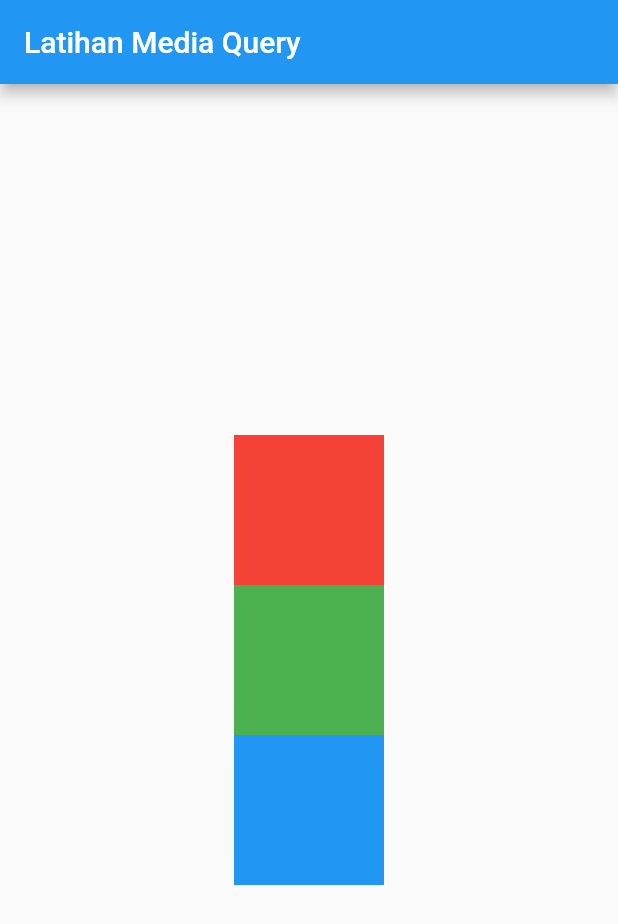
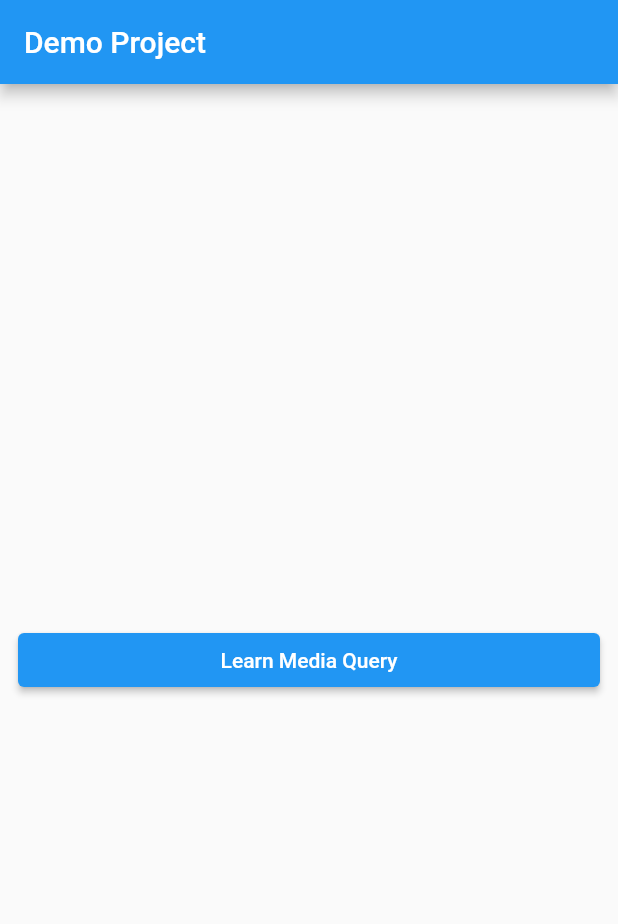
Before and after one commit to chairoel/Flutter-Basic, a Flutter app: the screen it shows after launch, on a phone screen of 412 x 824 dp. Shown: the top 924 px of the screen. Run offline on Flutter 3.47's test engine with Material 2 defaults, Android fonts, the phone set to English and light mode, and no system bars.

Commit message:
Change the button widget to a method so it can be reusable

```diff
--- a/demo_project/lib/main_page.dart
+++ b/demo_project/lib/main_page.dart
@@ -1,3 +1,4 @@
+import 'package:demo_project/media_query_page.dart';
 import 'package:flutter/material.dart';
 
 class MainPage extends StatelessWidget {
@@ -6,45 +7,36 @@ class MainPage extends StatelessWidget {
   @override
   Widget build(BuildContext context) {
     return Scaffold(
-        appBar: AppBar(
-          title: Text("Latihan Media Query"),
+      appBar: AppBar(
+        title: Text("Demo Project"),
+      ),
+      body: Center(
+        child: Column(
+          mainAxisAlignment: MainAxisAlignment.center,
+          children: [
+            goToButton(context, "Learn Media Query", LearnMediaQuery()),
+          ],
         ),
-        // body: Container(
-        //   color: Colors.red,
-        //   //Membuat ukuran [width] pada widget [Container] menjadi 1/3 bagian dari layar
-        //   width: MediaQuery.of(context).size.width / 3,
-        //   //Membuat ukuran [height] pada widget [Container] menjadi 1/2 bagian dari layar
-        //   height: MediaQuery.of(context).size.height / 2,
-        // ),
-
-        body: Center(
-          child: (MediaQuery.of(context).orientation == Orientation.portrait)
-              ? Column(
-                  mainAxisAlignment: MainAxisAlignment.center,
-                  children: generateContainers)
-              : Row(
-                  mainAxisAlignment: MainAxisAlignment.center,
-                  children: generateContainers),
-        ));
+      ),
+    );
   }
 
-  List<Widget> get generateContainers {
-    return <Widget>[
-      Container(
-        color: Colors.red,
-        width: 100,
-        height: 100,
+  Container goToButton(BuildContext context, String text, Widget goTo) {
+    return Container(
+      margin: const EdgeInsets.symmetric(horizontal: 12), //Margin pada button
+      child: SizedBox(
+        //Menjadikan width pada button memiliki lebar full layar
+        width: MediaQuery.of(context).size.width,
+        child: ElevatedButton(
+          onPressed: () {
+            //[push] Akan memanggil Page berikut nya dan akan ditumpuk seperti "Stack"
+            Navigator.push(context, MaterialPageRoute(builder: (context) {
+              return goTo; //Page tujuan
+            }));
+          },
+          child: Text(text),
+        ),
       ),
-      Container(
-        color: Colors.green,
-        width: 100,
-        height: 100,
-      ),
-      Container(
-        color: Colors.blue,
-        width: 100,
-        height: 100,
-      ),
-    ];
+    );
   }
 }
```
